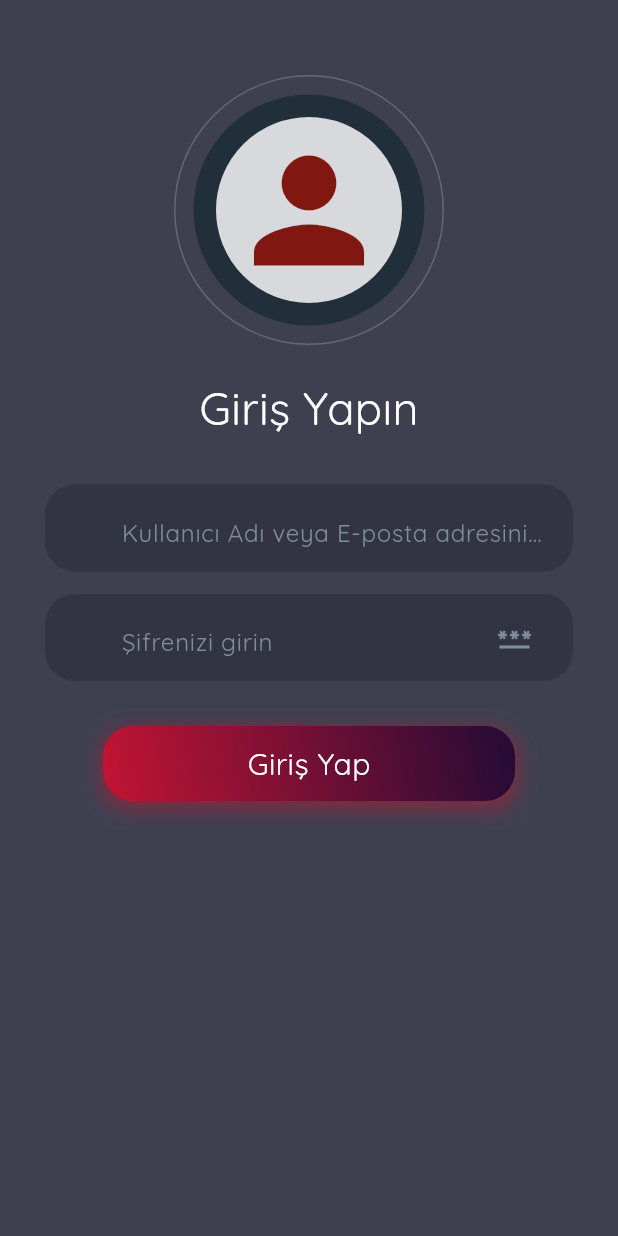
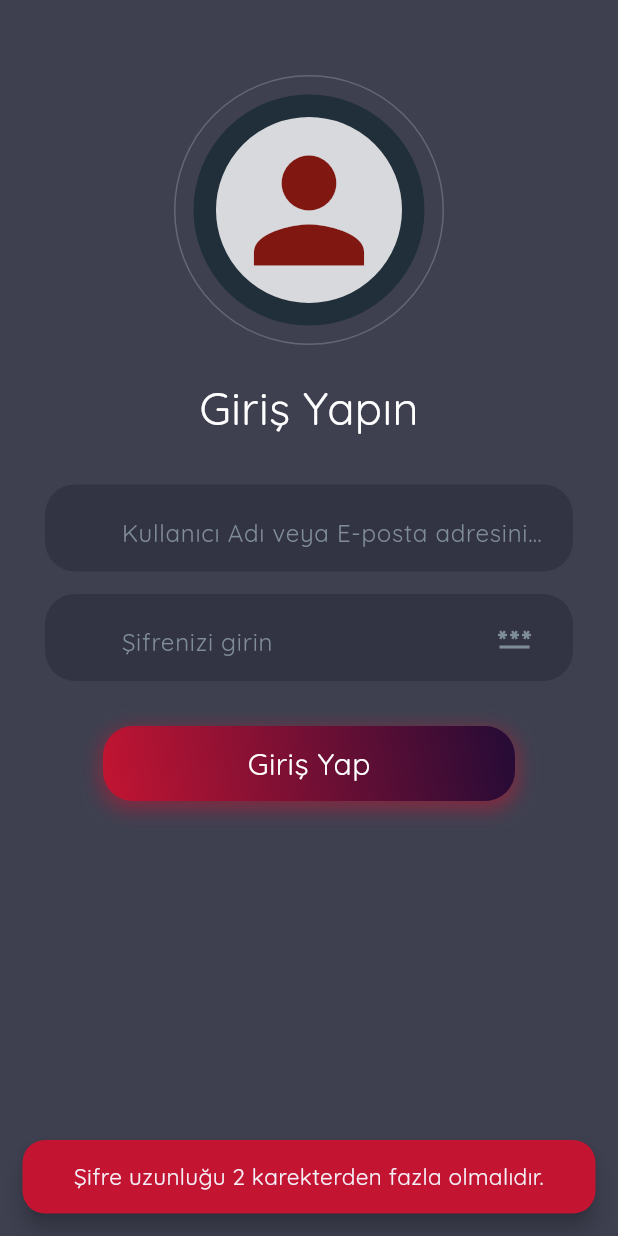
Before and after one commit to hafizecim/Order_Project-_Tracking_Application_with_Flutter, a Flutter app: the screen it shows after launch, after a tap on the "remove red eye" icon, after a tap on "Giriş Yap", on a phone screen of 412 x 824 dp. Run offline on Flutter 3.47's test engine with Material 3 defaults, Android fonts, the phone set to English and light mode, and no system bars; our stand-ins replace google_fonts.

Commit message:
ext.dart ve giris.dart için uygulama bağlantıları

```diff
--- a/lib/sabitler/ext.dart
+++ b/lib/sabitler/ext.dart
@@ -1,7 +1,12 @@
 import 'package:flutter/material.dart';
+import 'package:google_fonts/google_fonts.dart';
 
 const String arka_renk = "3E4050";
 const String metin_renk = "7F8C99";
+const String api_key = "h1a2f3i4z9e8s7e6n5y4i3l";
+const String site_link = "http://192.168.0.17/script/order_project_tracking_web/"; //127.0.0.1
+const String api_link =
+    "http://192.168.0.17/script/order_project_tracking_web/islemler/baglan.php"; //127.0.0.1
 
 class renk extends Color {
   static int _donustur(String hexColor) {
@@ -15,3 +20,23 @@ class renk extends Color {
 
   renk(final String renk_kodu) : super(_donustur(renk_kodu));
 }
+
+alt_mesaj(BuildContext context, String mesaj) {
+  ScaffoldMessenger.of(context).showSnackBar(
+    SnackBar(
+      content: Text(
+        mesaj, //
+        style: GoogleFonts.quicksand(fontSize: 15),
+        textAlign: TextAlign.center,
+      ),
+      backgroundColor: renk("c31432"),
+      //duration: Duration(milliseconds: 100),
+      behavior:
+          SnackBarBehavior.floating, // yukarı kaldırır, radius daha net görünür
+      shape: RoundedRectangleBorder(
+        borderRadius: BorderRadius.circular(15), // köşeleri yuvarlatır
+      ),
+      margin: EdgeInsets.all(15),
+    ),
+  ); // ekran kenarından boşluk),);
+}
--- a/lib/sayfalar/oturum/giris.dart
+++ b/lib/sayfalar/oturum/giris.dart
@@ -2,6 +2,7 @@ import 'package:flutter/material.dart';
 import 'package:google_fonts/google_fonts.dart';
 import 'package:order_project_tracking_application/sabitler/ext.dart';
 import 'package:order_project_tracking_application/sabitler/tema.dart';
+import 'package:order_project_tracking_application/servis/oturum.dart';
 
 class GirisSayfasi extends StatefulWidget {
   const GirisSayfasi({super.key});
@@ -12,6 +13,11 @@ class GirisSayfasi extends StatefulWidget {
 
 class _GirisSayfasiState extends State<GirisSayfasi> {
   Tema tema = Tema();
+
+  Oturum oturum = Oturum();
+  String mail = "";
+  String sifre = "";
+
   bool sifre_gozukme = false;
   @override
   Widget build(BuildContext context) {
@@ -74,6 +80,9 @@ class _GirisSayfasiState extends State<GirisSayfasi> {
                     bottom: 5,
                   ),
                   child: TextFormField(
+
+                    onChanged: (value) => mail=value,
+
                     decoration: tema.InputDec(
                       "Kullanıcı Adı veya E-posta adresinizi girin",
                       Icons.people_alt_outlined,
@@ -99,6 +108,9 @@ class _GirisSayfasiState extends State<GirisSayfasi> {
                     children: [
                       Expanded(
                         child: TextFormField(
+
+                          onChanged: (value) => sifre=value,
+
                           obscureText:
                               sifre_gozukme, // Şifre alanı için gizleme
                           decoration: tema.InputDec(
@@ -120,7 +132,10 @@ class _GirisSayfasiState extends State<GirisSayfasi> {
                           });
                         },
                         icon: Icon(
-                          sifre_gozukme ? Icons.password_outlined : Icons.remove_red_eye , // şifre gözüküyorsa göz iconu , gözükmüyorsa şirfe gizle iconu göster
+                          sifre_gozukme
+                              ? Icons.password_outlined
+                              : Icons
+                                    .remove_red_eye, // şifre gözüküyorsa göz iconu , gözükmüyorsa şirfe gizle iconu göster
                           color: renk("7F8C99"),
                         ),
                       ),
@@ -131,7 +146,17 @@ class _GirisSayfasiState extends State<GirisSayfasi> {
                   onTap: () {
                     // Giriş yapma işlemi burada gerçekleştirilecek
                     // Örneğin, kullanıcı adı ve şifre doğrulaması yapılabilir
-                    print("Giriş yapılıyor...");
+                    // print("Giriş yapılıyor...");
+                    if (mail.length < 3 && mail.contains("@")) {
+                      alt_mesaj(context, "Lütfen doğru E-mail adresi giriniz.");
+                    } /* else if (mail.contains("@")) { // mail adresinde @ işaret varmı yokmu
+                      alt_mesaj(context, "Lütfen doğru E-mail adresi giriniz.");
+                    }*/
+                    else if (sifre.length < 2) {
+                      alt_mesaj(context, "Şifre uzunluğu 2 karekterden fazla olmalıdır.");
+                    } else {
+                      oturum.oturum_ac(mail, sifre);
+                    }
                   },
                   child: Container(
                     height: 50,
--- a/pubspec.yaml
+++ b/pubspec.yaml
@@ -35,6 +35,7 @@ dependencies:
   # Use with the CupertinoIcons class for iOS style icons.
   cupertino_icons: ^1.0.8
   google_fonts: ^6.3.0
+  http: ^1.5.0 # web de oluşturduğum uygulama bağlatı kurmas için C:\xampp\htdocs\script\order_project_tracking_web
 
 dev_dependencies:
   flutter_test:
```
Also changed, not shown: lib/servis/oturum.dart (added, +24 -0 lines), pubspec.lock.
